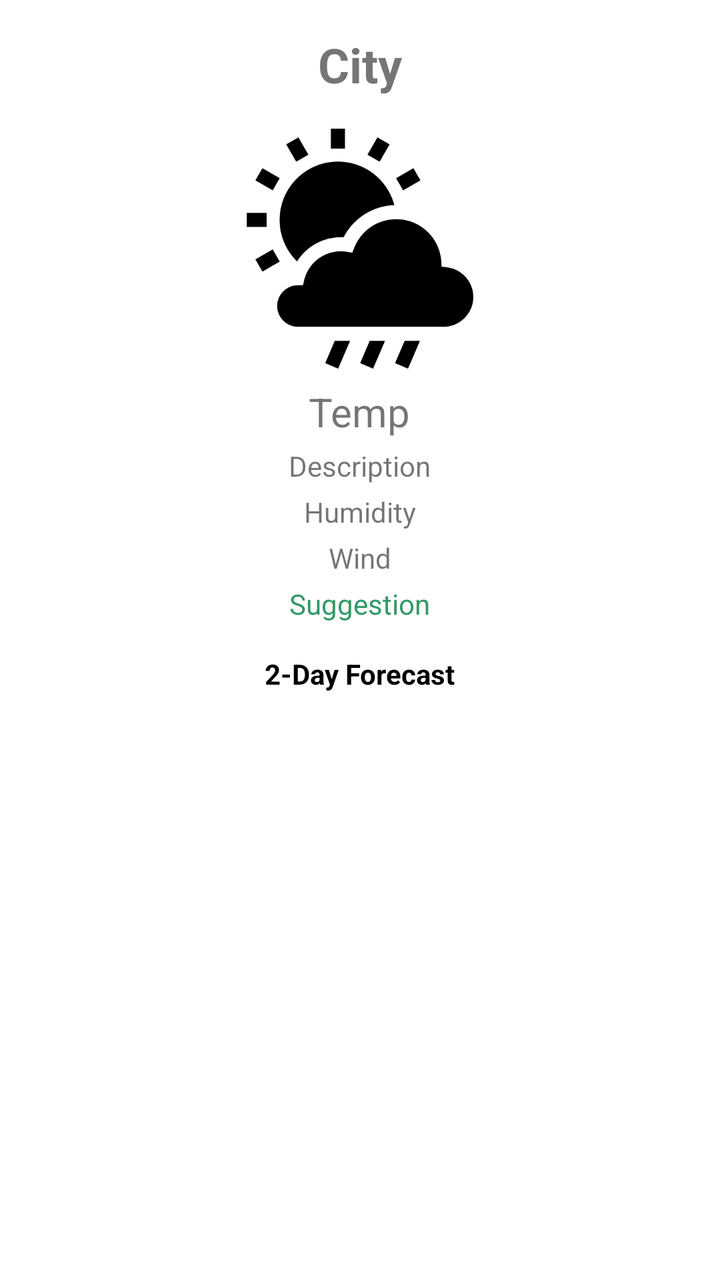
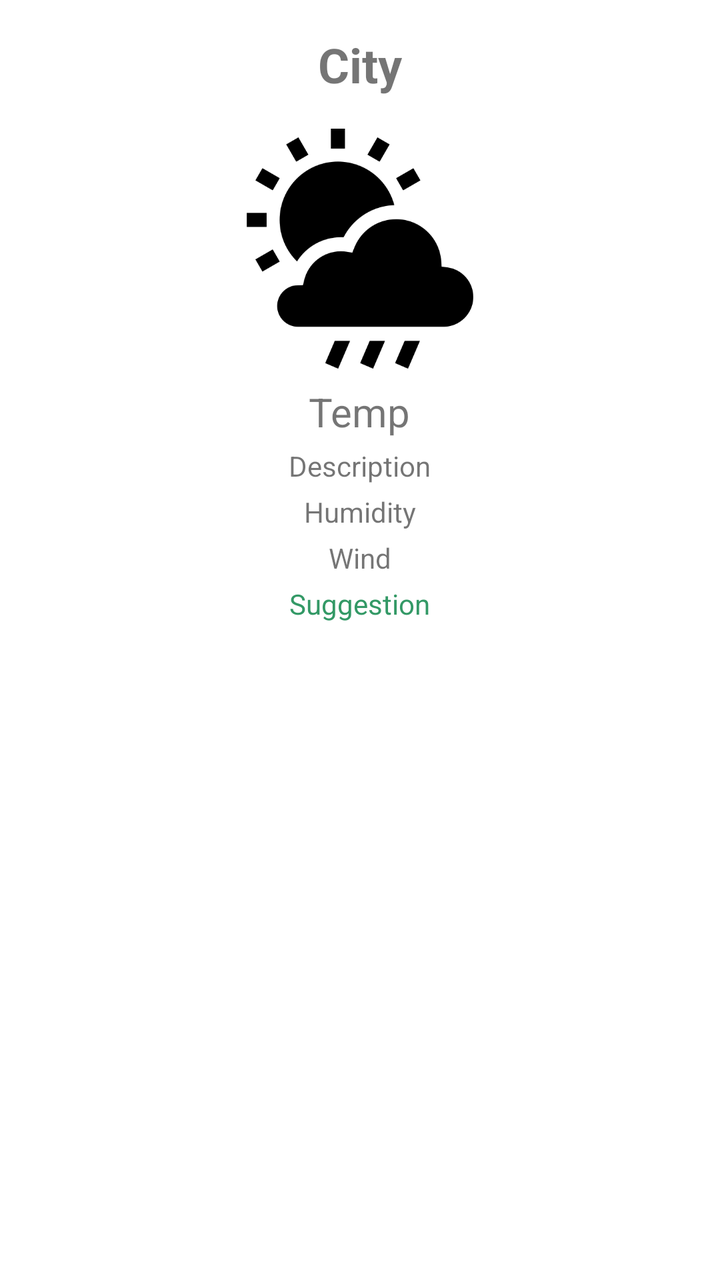

Screens rendered from an Android XML layout before and after an edit, with the pre-edit source and the edit as a unified diff.
<!-- AndroidManifest.xml: application theme Theme.AgriPriceChecker -->
<!-- res/layout/activity_weather.xml -->
<?xml version="1.0" encoding="utf-8"?>
<ScrollView xmlns:android="http://schemas.android.com/apk/res/android"
    android:layout_width="match_parent"
    android:layout_height="match_parent">

    <LinearLayout
        android:orientation="vertical"
        android:layout_width="match_parent"
        android:layout_height="wrap_content"
        android:padding="16dp"
        android:gravity="center_horizontal">

        <TextView
            android:id="@+id/tvCity"
            android:layout_width="wrap_content"
            android:layout_height="wrap_content"
            android:text="City"
            android:textSize="24sp"
            android:textStyle="bold"/>

        <ImageView
            android:id="@+id/ivWeatherIcon"
            android:layout_width="120dp"
            android:layout_height="120dp"
            android:layout_marginTop="16dp"
            android:src="@drawable/weather"/>

        <TextView
            android:id="@+id/tvTemp"
            android:layout_width="wrap_content"
            android:layout_height="wrap_content"
            android:text="Temp"
            android:textSize="20sp"
            android:layout_marginTop="8dp"/>

        <TextView
            android:id="@+id/tvDescription"
            android:layout_width="wrap_content"
            android:layout_height="wrap_content"
            android:text="Description"
            android:layout_marginTop="4dp"/>

        <TextView
            android:id="@+id/tvHumidity"
            android:layout_width="wrap_content"
            android:layout_height="wrap_content"
            android:text="Humidity"
            android:layout_marginTop="4dp"/>

        <TextView
            android:id="@+id/tvWind"
            android:layout_width="wrap_content"
            android:layout_height="wrap_content"
            android:text="Wind"
            android:layout_marginTop="4dp"/>

        <TextView
            android:id="@+id/tvSuggestion"
            android:layout_width="wrap_content"
            android:layout_height="wrap_content"
            android:text="Suggestion"
            android:textColor="@color/iffco_green_light"
            android:layout_marginTop="4dp"/>

        <TextView
            android:layout_width="wrap_content"
            android:layout_height="wrap_content"
            android:text="2-Day Forecast"
            android:textColor="@color/black"
            android:textStyle="bold"
            android:layout_marginTop="16dp"/>

        <LinearLayout
            android:id="@+id/forecastLayout"
            android:orientation="vertical"
            android:layout_width="match_parent"
            android:layout_height="wrap_content"/>
    </LinearLayout>
</ScrollView>
<!-- resources referenced by this layout -->
<resources>
  <color name="black">#000000</color>
  <color name="iffco_green_light">#339966</color>
  <!-- drawable weather: png bitmap (drawable, 13980 bytes) -->
  <style name="Theme.AgriPriceChecker" parent="Theme.MaterialComponents.Light.DarkActionBar">
  
          
          <item name="colorPrimary">@color/iffco_green</item>
          <item name="colorPrimaryVariant">@color/iffco_blue</item>
          <item name="colorOnPrimary">@color/iffco_white</item>
  
          
          <item name="colorSecondary">@color/iffco_blue</item>
          <item name="colorOnSecondary">@color/iffco_white</item>
  
          
          <item name="android:windowBackground">@color/iffco_white</item>
  
          
          <item name="android:windowLightStatusBar" tools:targetApi="23">true</item>
  
      </style>
  <color name="iffco_green">#007A33</color>
  <color name="iffco_blue">#005DAA</color>
  <color name="iffco_white">#FFFFFF</color>
</resources>

<!-- the commit's change to res/layout/activity_weather.xml (unified diff, before → after) -->
@@ -62,13 +62,6 @@
             android:textColor="@color/iffco_green_light"
             android:layout_marginTop="4dp"/>
 
-        <TextView
-            android:layout_width="wrap_content"
-            android:layout_height="wrap_content"
-            android:text="2-Day Forecast"
-            android:textColor="@color/black"
-            android:textStyle="bold"
-            android:layout_marginTop="16dp"/>
 
         <LinearLayout
             android:id="@+id/forecastLayout"
<!-- resource entries referenced after the edit -->
@@ -1,6 +1,5 @@
 <!-- resources referenced by this layout -->
 <resources>
-  <color name="black">#000000</color>
   <color name="iffco_green_light">#339966</color>
   <!-- drawable weather: png bitmap (drawable, 13980 bytes) -->
   <style name="Theme.AgriPriceChecker" parent="Theme.MaterialComponents.Light.DarkActionBar">
